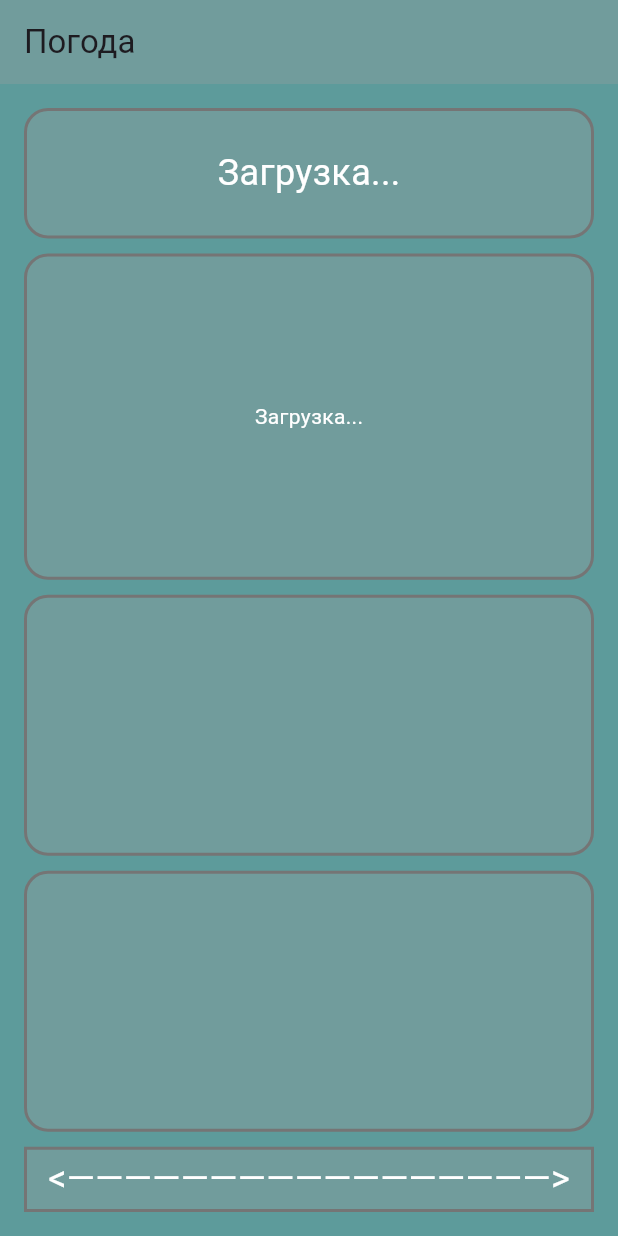
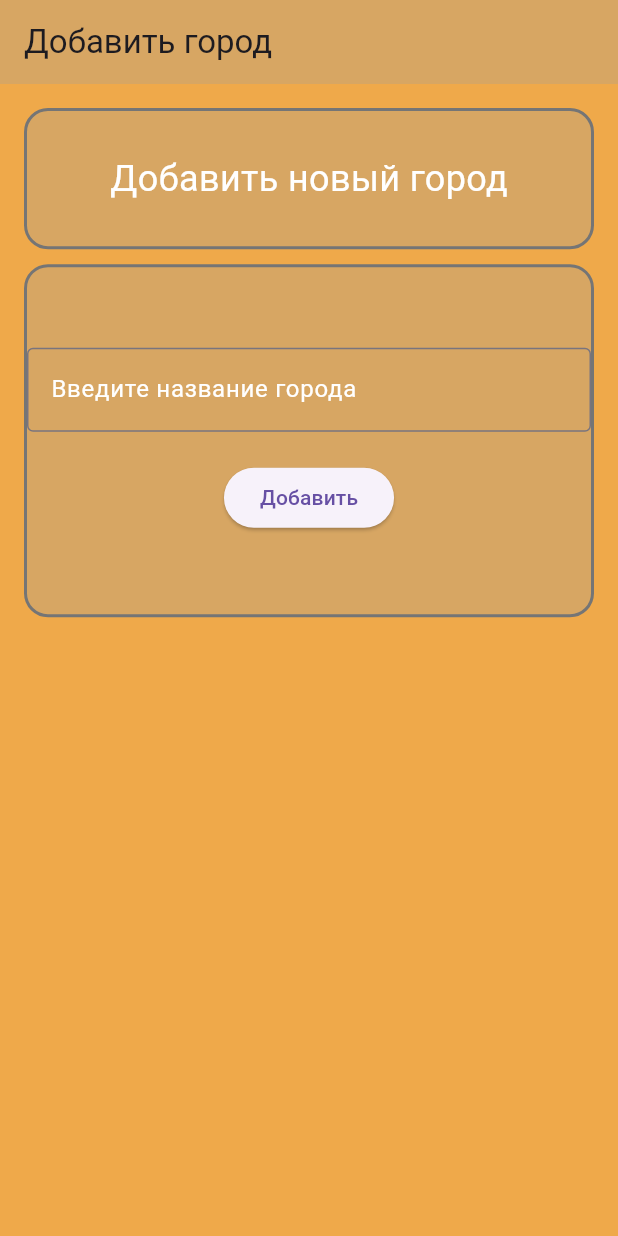
Before and after one commit to BroPlasmaNinja/Weather-TE, a Flutter app: the screen it shows after launch, on a phone screen of 412 x 824 dp. Run offline on Flutter 3.47's test engine with Material 3 defaults, Android fonts, the phone set to English and light mode, and no system bars.

Commit message:
alpha release

```diff
--- a/lib/main.dart
+++ b/lib/main.dart
@@ -1,9 +1,9 @@
 import 'package:flutter/material.dart';
 import 'dart:convert';
 import 'package:http/http.dart' as http;
-import 'package:intl/intl.dart'; // Для форматирования даты
-import 'package:path_provider/path_provider.dart'; // Для работы с файлами
-import 'dart:io'; // Для работы с файлами
+import 'package:intl/intl.dart';
+import 'package:path_provider/path_provider.dart';
+import 'dart:io';
 
 // Классы для десериализации JSON остаются без изменений
 class Main {
@@ -33,13 +33,11 @@ class Weather {
 }
 
 class WeatherData {
-  int dt;
   Main main;
   List<Weather> weather;
   String dtTxt;
 
   WeatherData({
-    required this.dt,
     required this.main,
     required this.weather,
     required this.dtTxt,
@@ -47,7 +45,6 @@ class WeatherData {
 
   factory WeatherData.fromJson(Map<String, dynamic> json) {
     return WeatherData(
-      dt: json['dt'],
       main: Main.fromJson(json['main']),
       weather: (json['weather'] as List).map((i) => Weather.fromJson(i)).toList(),
       dtTxt: json['dt_txt'],
@@ -55,60 +52,49 @@ class WeatherData {
   }
 }
 
-class City {
-  String name;
-  int sunrise;
-  int sunset;
+class Place {
+  final String? name;
+  final double lat;
+  final double lon;
+  final int? sunrise;
+  final int? sunset;
 
-  City({required this.name, required this.sunrise, required this.sunset});
+  Place({this.name, this.sunrise, this.sunset, required this.lat, required this.lon});
 
-  factory City.fromJson(Map<String, dynamic> json) {
-    return City(
+  Map<String, dynamic> toJson() => {
+    'name': name,
+    'coord': {
+      'lat': lat,
+      'lon': lon,
+    },
+    'sunrise': sunrise,
+    'sunset': sunset,
+  };
+
+  factory Place.fromJson(Map<String, dynamic> json) {
+    return Place(
       name: json['name'],
       sunrise: json['sunrise'],
       sunset: json['sunset'],
+      lat: json['coord']['lat'],
+      lon: json['coord']['lon'],
     );
   }
 }
 
 class ForecastResponse {
-  String cod;
-  int cnt;
   List<WeatherData> list;
-  City city;
+  Place city;
 
   ForecastResponse({
-    required this.cod,
-    required this.cnt,
     required this.list,
     required this.city,
   });
 
   factory ForecastResponse.fromJson(Map<String, dynamic> json) {
     return ForecastResponse(
-      cod: json['cod'],
-      cnt: json['cnt'],
       list: (json['list'] as List).map((i) => WeatherData.fromJson(i)).toList(),
-      city: City.fromJson(json['city']),
-    );
-  }
-}
-
-// Новый класс для хранения городов в JSON
-class SavedCity {
-  final String name;
-
-  SavedCity({required this.name});
-
-  // Преобразование в JSON
-  Map<String, dynamic> toJson() => {
-    'name': name,
-  };
-
-  // Создание объекта из JSON
-  factory SavedCity.fromJson(Map<String, dynamic> json) {
-    return SavedCity(
-      name: json['name'],
+      city: Place.fromJson(json['city']),
     );
   }
 }
@@ -119,22 +105,30 @@ class MyApp extends StatefulWidget {
   _MyAppState createState() => _MyAppState();
 }
 
+Color goodBackgroundColor([DateTime? sunrise, DateTime? sunset]) {
+  if (sunrise == null || sunset == null) {
+    DateTime now = DateTime.now();
+    sunrise = DateTime.utc(now.year, now.month, now.day, 6);
+    sunset = DateTime.utc(now.year, now.month, now.day, 20);
+  }
+
+  DateTime now = DateTime.now();
+  DateTime sunriseStart = sunrise.subtract(Duration(minutes: 20));
+  DateTime sunriseEnd = sunrise.add(Duration(minutes: 20));
+  DateTime sunsetStart = sunset.subtract(Duration(minutes: 20));
+  DateTime sunsetEnd = sunset.add(Duration(minutes: 20));
+  DateTime afterSunset = sunset.add(Duration(hours: 1));
+  return (now.isAfter(sunriseStart) && now.isBefore(sunriseEnd)) ||
+      (now.isAfter(sunsetStart) && now.isBefore(sunsetEnd)) ? Color(0xFFFF7514) :
+  (now.isAfter(sunriseEnd) && now.isBefore(sunsetStart)) ? Color(0xFFEFA94A) :
+  (now.isAfter(sunset) && now.isBefore(afterSunset)) ? Color(0xFF5D9B9B) :
+  Color(0xFFA18594);
+}
+
 class _MyAppState extends State<MyApp> {
-  String cityName = 'Загрузка...';
-  WeatherData? selectedWeatherData; // Выбранное время для контейнера 2
-  List<WeatherData> allForecast = []; // Все отрезки времени
-  Map<String, List<WeatherData>> dailyForecast = {}; // Прогнозы, сгруппированные по дням
-  String selectedDay = ''; // Выбранный день для контейнера 3
-  List<WeatherData> selectedDayForecast = []; // Прогноз для выбранного дня
+  List<Place> places = [];
+  PageController _pageController = PageController();
 
-  Color backgroundColor = Color(0xFF5D9B9B);
-
-  DateTime? sunrise;
-  DateTime? sunset;
-
-  List<SavedCity> cities = []; // Список сохраненных городов
-
-  // Путь к файлу для сохранения городов
   Future<String> get _localPath async {
     final directory = await getApplicationDocumentsDirectory();
     return directory.path;
@@ -145,62 +139,115 @@ class _MyAppState extends State<MyApp> {
     return File('$path/cities.json');
   }
 
-  // Метод для сохранения списка городов в JSON-файл
-  Future<void> saveCitiesToFile(List<SavedCity> cities) async {
+  Future<void> saveCitiesToFile(List<Place> places) async {
+    try {
       final file = await _localFile;
-    final jsonString = json.encode(cities.map((city) => city.toJson()).toList());
+      final jsonString = json.encode(places.map((city) => city.toJson()).toList());
       await file.writeAsString(jsonString);
+    } catch (e) {
+    }
   }
 
-  // Метод для загрузки списка городов из JSON-файла
-  Future<List<SavedCity>> loadCitiesFromFile() async {
+  Future<List<Place>> loadCitiesFromFile() async {
     try {
       final file = await _localFile;
       final contents = await file.readAsString();
       final List<dynamic> jsonList = json.decode(contents);
-      return jsonList.map((json) => SavedCity.fromJson(json)).toList();
+      return jsonList.map((json) => Place.fromJson(json)).toList();
     } catch (e) {
-      // Если файл не найден или произошла ошибка, возвращаем пустой список
       return [];
     }
   }
 
-  // Установка фона в зависимости от времени суток
-  void setBackgroundColor() {
-    if (sunrise == null || sunset == null) return;
+  @override
+  void initState() {
+    super.initState();
+    loadCitiesFromFile().then((loadedCities) {
+      setState(() {
+        places = loadedCities;
+      });
+    });
 
-    DateTime now = DateTime.now();
-    DateTime sunriseStart = sunrise!.subtract(Duration(minutes: 20));
-    DateTime sunriseEnd = sunrise!.add(Duration(minutes: 20));
-    DateTime sunsetStart = sunset!.subtract(Duration(minutes: 20));
-    DateTime sunsetEnd = sunset!.add(Duration(minutes: 20));
-    DateTime afterSunset = sunset!.add(Duration(hours: 1));
-
-    setState(() {
-      if ((now.isAfter(sunriseStart) && now.isBefore(sunriseEnd)) ||
-          (now.isAfter(sunsetStart) && now.isBefore(sunsetEnd))) {
-        backgroundColor = Color(0xFFFF7514); // Восход или Закат
-      } else if (now.isAfter(sunriseEnd) && now.isBefore(sunsetStart)) {
-        backgroundColor = Color(0xFFEFA94A); // День
-      } else if (now.isAfter(sunset!) && now.isBefore(afterSunset)) {
-        backgroundColor = Color(0xFF5D9B9B); // Час после заката
-      } else {
-        backgroundColor = Color(0xFFA18594); // Ночь
+    // Слушатель для скрытия клавиатуры при перелистывании
+    _pageController.addListener(() {
+      if (_pageController.page != null && _pageController.page! < places.length) {
+        FocusScope.of(context).unfocus();
       }
     });
   }
 
-  // Загрузка данных о погоде
+  void _addCity(Place city) {
+    setState(() {
+      places.add(city);
+      saveCitiesToFile(places);
+      _pageController.jumpToPage(places.length - 1); // Переход к последнему городу
+    });
+  }
+
+  @override
+  Widget build(BuildContext context) {
+    return MaterialApp(
+      home: Scaffold(
+        resizeToAvoidBottomInset: false, // Предотвращаем сжатие интерфейса
+        body: PageView.builder(
+          controller: _pageController,
+          itemCount: places.length + 1, // +1 для страницы добавления
+          itemBuilder: (context, index) {
+            if (index < places.length) {
+              return CityWeatherPage(place: places[index]);
+            } else {
+              return AddCityWidget(
+                backgroundColor: goodBackgroundColor(), // Можно настроить
+                onCityAdded: _addCity,
+              );
+            }
+          },
+        ),
+      ),
+    );
+  }
+}
+
+// Виджет для страницы погоды города
+class CityWeatherPage extends StatefulWidget {
+  final Place place;
+
+  CityWeatherPage({required this.place});
+
+  @override
+  _CityWeatherPageState createState() => _CityWeatherPageState();
+}
+
+class _CityWeatherPageState extends State<CityWeatherPage> {
+  String cityName = 'Загрузка...';
+  WeatherData? selectedWeatherData;
+  List<WeatherData> allForecast = [];
+  Map<String, List<WeatherData>> dailyForecast = {};
+  String selectedDay = '';
+  List<WeatherData> selectedDayForecast = [];
+  Color backgroundColor = goodBackgroundColor();
+  DateTime? sunrise;
+  DateTime? sunset;
+
+  @override
+  void initState() {
+    super.initState();
+    fetchWeatherData();
+  }
+
+  void setBackgroundColor() {
+    setState(() {
+      backgroundColor = goodBackgroundColor(sunrise, sunset);
+    });
+  }
+
   Future<void> fetchWeatherData() async {
     final response = await http.get(Uri.parse(
-        'http://api.openweathermap.org/data/2.5/forecast?lat=54.3107593&lon=48.3642771&appid=8aa58f5bf4b1fb19445883a8b8b769a0&lang=ru'));
+        'http://api.openweathermap.org/data/2.5/forecast?lat=${widget.place.lat}&lon=${widget.place.lon}&appid=8aa58f5bf4b1fb19445883a8b8b769a0&lang=ru'));
     if (response.statusCode == 200) {
       final forecast = ForecastResponse.fromJson(json.decode(response.body));
-
-      // Сначала сохраняем все отрезки времени в один список
       List<WeatherData> allData = forecast.list;
 
-      // Группируем данные по дням
       Map<String, List<WeatherData>> groupedByDay = {};
       for (var data in allData) {
         String day = data.dtTxt.split(' ')[0];
@@ -210,98 +257,69 @@ class _MyAppState extends State<MyApp> {
         groupedByDay[day]!.add(data);
       }
 
-      // Находим ближайшее текущее время
       DateTime now = DateTime.now();
       WeatherData? currentWeather = allData.firstWhere(
             (data) => DateTime.parse(data.dtTxt).isAfter(now),
         orElse: () => allData.first,
       );
-
+      if (mounted) {
         setState(() {
-        cityName = forecast.city.name;
+          cityName = forecast.city.name ?? "Какое-то место";
           allForecast = allData;
           dailyForecast = groupedByDay;
-
-        // Устанавливаем текущий день и ближайшее время по умолчанию
           selectedDay = groupedByDay.keys.first;
           selectedDayForecast = groupedByDay[selectedDay]!;
           selectedWeatherData = currentWeather;
-
-        sunrise = DateTime.fromMillisecondsSinceEpoch(forecast.city.sunrise * 1000, isUtc: true).toLocal();
-        sunset = DateTime.fromMillisecondsSinceEpoch(forecast.city.sunset * 1000, isUtc: true).toLocal();
-
+          sunrise = DateTime.fromMillisecondsSinceEpoch(forecast.city.sunrise! * 1000, isUtc: true).toLocal();
+          sunset = DateTime.fromMillisecondsSinceEpoch(forecast.city.sunset! * 1000, isUtc: true).toLocal();
           setBackgroundColor();
         });
-
-      // Сохраняем город, если его еще нет в списке
-      if (!cities.any((city) => city.name == forecast.city.name)) {
-        cities.add(SavedCity(name: forecast.city.name));
-        await saveCitiesToFile(cities);
       }
     } else {
-      print('Ошибка при загрузке данных: ${response.statusCode}');
       setState(() {
-        sunrise = DateTime.parse("2023-10-17 06:00:00");
-        sunset = DateTime.parse("2023-10-17 18:00:00");
-        setBackgroundColor();
+        cityName = 'Ошибка загрузки';
       });
     }
   }
 
   @override
-  void initState() {
-    super.initState();
-    // Загружаем список городов при запуске приложения
-    loadCitiesFromFile().then((loadedCities) {
-      setState(() {
-        cities = loadedCities;
-      });
-      // Загружаем погоду для первого города или по умолчанию
-      fetchWeatherData();
-    });
-  }
-
-  @override
   Widget build(BuildContext context) {
-    return MaterialApp(
-      home: Scaffold(
-        backgroundColor: backgroundColor, // Основной фон приложения
+    return Scaffold(
+      resizeToAvoidBottomInset: false, // Предотвращаем сжатие интерфейса
+      backgroundColor: backgroundColor,
       appBar: AppBar(
         title: Text('Погода'),
-          backgroundColor: Colors.grey.withOpacity(0.3), // Полупрозрачный AppBar
-          elevation: 0, // Убираем тень
+        backgroundColor: Colors.grey.withOpacity(0.3),
+        elevation: 0,
       ),
       body: Padding(
-          padding: const EdgeInsets.all(16.0), // Отступы по краям экрана
+        padding: const EdgeInsets.all(16.0),
         child: Column(
           children: [
-              // Контейнер 1: Название города (2 части)
             Flexible(
               flex: 2,
               child: Container(
                 decoration: BoxDecoration(
-                    color: Colors.grey.withOpacity(0.3), // Полупрозрачный серый фон
+                  color: Colors.grey.withOpacity(0.3),
                   borderRadius: BorderRadius.circular(16.0),
-                    border: Border.all(color: Colors.grey[600]!, width: 2.0), // Выделенные края
+                  border: Border.all(color: Colors.grey[600]!, width: 2.0),
                 ),
                 child: Center(
                   child: Text(
                     cityName,
-                      style: TextStyle(fontSize: 24, color: Colors.white), // Белый текст
+                    style: TextStyle(fontSize: 24, color: Colors.white),
                   ),
                 ),
               ),
             ),
-              SizedBox(height: 10), // Отступ между контейнерами
-
-              // Контейнер 2: Полная информация о выбранном времени
+            SizedBox(height: 10),
             Flexible(
               flex: 5,
               child: Container(
                 decoration: BoxDecoration(
-                    color: Colors.grey.withOpacity(0.3), // Полупрозрачный серый фон
+                  color: Colors.grey.withOpacity(0.3),
                   borderRadius: BorderRadius.circular(16.0),
-                    border: Border.all(color: Colors.grey[600]!, width: 2.0), // Выделенные края
+                  border: Border.all(color: Colors.grey[600]!, width: 2.0),
                 ),
                 child: Center(
                   child: selectedWeatherData != null
@@ -333,16 +351,14 @@ class _MyAppState extends State<MyApp> {
                 ),
               ),
             ),
-              SizedBox(height: 10), // Отступ между контейнерами
-
-              // Контейнер 3: Времена для выбранного дня
+            SizedBox(height: 10),
             Flexible(
               flex: 4,
               child: Container(
                 decoration: BoxDecoration(
-                    color: Colors.grey.withOpacity(0.3), // Полупрозрачный серый фон
+                  color: Colors.grey.withOpacity(0.3),
                   borderRadius: BorderRadius.circular(16.0),
-                    border: Border.all(color: Colors.grey[600]!, width: 2.0), // Выделенные края
+                  border: Border.all(color: Colors.grey[600]!, width: 2.0),
                 ),
                 child: ListView.builder(
                   scrollDirection: Axis.horizontal,
@@ -386,16 +402,14 @@ class _MyAppState extends State<MyApp> {
                 ),
               ),
             ),
-              SizedBox(height: 10), // Отступ между контейнерами
-
-              // Контейнер 4: Дни для выбора
+            SizedBox(height: 10),
             Flexible(
               flex: 4,
               child: Container(
                 decoration: BoxDecoration(
-                    color: Colors.grey.withOpacity(0.3), // Полупрозрачный серый фон
+                  color: Colors.grey.withOpacity(0.3),
                   borderRadius: BorderRadius.circular(16.0),
-                    border: Border.all(color: Colors.grey[600]!, width: 2.0), // Выделенные края
+                  border: Border.all(color: Colors.grey[600]!, width: 2.0),
                 ),
                 child: ListView.builder(
                   scrollDirection: Axis.horizontal,
@@ -411,7 +425,7 @@ class _MyAppState extends State<MyApp> {
                         setState(() {
                           selectedDay = day;
                           selectedDayForecast = dayData;
-                            selectedWeatherData = dayData.first; // По умолчанию первое время дня
+                          selectedWeatherData = dayData.first;
                         });
                       },
                       child: Container(
@@ -443,15 +457,13 @@ class _MyAppState extends State<MyApp> {
                 ),
               ),
             ),
-              SizedBox(height: 10), // Отступ между контейнерами
-
-              // Контейнер 5: Свайпать между городами (1 часть)
+            SizedBox(height: 10),
             Flexible(
               flex: 1,
               child: Container(
                 decoration: BoxDecoration(
-                    color: Colors.grey.withOpacity(0.3), // Полупрозрачный серый фон
-                    border: Border.all(color: Colors.grey[600]!, width: 2.0), // Выделенные края
+                  color: Colors.grey.withOpacity(0.3),
+                  border: Border.all(color: Colors.grey[600]!, width: 2.0),
                 ),
                 child: Center(
                   child: Text(
@@ -464,6 +476,137 @@ class _MyAppState extends State<MyApp> {
           ],
         ),
       ),
+    );
+  }
+}
+
+// Виджет добавления города
+class AddCityWidget extends StatefulWidget {
+  final Color backgroundColor;
+  final Function(Place) onCityAdded;
+
+  const AddCityWidget({required this.backgroundColor, required this.onCityAdded});
+
+  @override
+  _AddCityWidgetState createState() => _AddCityWidgetState();
+}
+
+class _AddCityWidgetState extends State<AddCityWidget> {
+  final TextEditingController _controller = TextEditingController();
+  String _errorMessage = '';
+
+  void _addCity() async {
+    final cityName = _controller.text;
+    if (cityName.isEmpty) {
+      setState(() {
+        _errorMessage = 'Введите название города';
+      });
+      return;
+    }
+
+    final response = await http.get(Uri.parse(
+        'http://api.openweathermap.org/geo/1.0/direct?q=$cityName&limit=1&appid=8aa58f5bf4b1fb19445883a8b8b769a0'));
+    if (response.statusCode == 200) {
+      final List<dynamic> data = json.decode(response.body);
+      if (data.isNotEmpty) {
+        final city = Place(
+          name: data[0]['name'],
+          lat: data[0]['lat'],
+          lon: data[0]['lon'],
+        );
+        widget.onCityAdded(city);
+        _controller.clear();
+        setState(() {
+          _errorMessage = '';
+        });
+      } else {
+        setState(() {
+          _errorMessage = 'Город не найден';
+        });
+      }
+    } else {
+      setState(() {
+        _errorMessage = 'Ошибка при получении данных';
+      });
+    }
+  }
+
+  @override
+  Widget build(BuildContext context) {
+    return Scaffold(
+      resizeToAvoidBottomInset: false, // Предотвращаем сжатие интерфейса
+      backgroundColor: widget.backgroundColor,
+      appBar: AppBar(
+        title: Text('Добавить город'),
+        backgroundColor: Colors.grey.withOpacity(0.3),
+        elevation: 0,
+      ),
+      body: Padding(
+        padding: const EdgeInsets.all(16.0),
+        child: Column(
+          children: [
+            Flexible(
+              flex: 2,
+              child: Container(
+                decoration: BoxDecoration(
+                  color: Colors.grey.withOpacity(0.3),
+                  borderRadius: BorderRadius.circular(16.0),
+                  border: Border.all(color: Colors.grey[600]!, width: 2.0),
+                ),
+                child: const Center(
+                  child: Text(
+                    'Добавить новый город',
+                    style: TextStyle(fontSize: 24, color: Colors.white),
+                  ),
+                ),
+              ),
+            ),
+            const SizedBox(height: 10),
+            Flexible(
+              flex: 5,
+              child: Container(
+                decoration: BoxDecoration(
+                  color: Colors.grey.withOpacity(0.3),
+                  borderRadius: BorderRadius.circular(16.0),
+                  border: Border.all(color: Colors.grey[600]!, width: 2.0),
+                ),
+                child: Center(
+                  child: Column(
+                    mainAxisAlignment: MainAxisAlignment.center,
+                    children: [
+                      TextField(
+                        controller: _controller,
+                        decoration: const InputDecoration(
+                          hintText: 'Введите название города',
+                          hintStyle: TextStyle(color: Colors.white),
+                          border: OutlineInputBorder(),
+                        ),
+                        style: const TextStyle(color: Colors.white),
+                      ),
+                      const SizedBox(height: 20),
+                      ElevatedButton(
+                        onPressed: _addCity,
+                        child: const Text('Добавить'),
+                      ),
+                      if (_errorMessage.isNotEmpty)
+                        Padding(
+                          padding: const EdgeInsets.only(top: 20),
+                          child: Text(
+                            _errorMessage,
+                            style: const TextStyle(color: Colors.red),
+                          ),
+                        ),
+                    ],
+                  ),
+                ),
+              ),
+            ),
+            const SizedBox(height: 10),
+            Flexible(flex: 4, child: Container()),
+            const SizedBox(height: 10),
+            Flexible(flex: 4, child: Container()),
+          ],
+        ),
       ),
     );
   }
```
Also changed, not shown: lib/first_load_screen.dart (deleted), 3 other files. Lines whose indentation alone changed are shown as unchanged.
